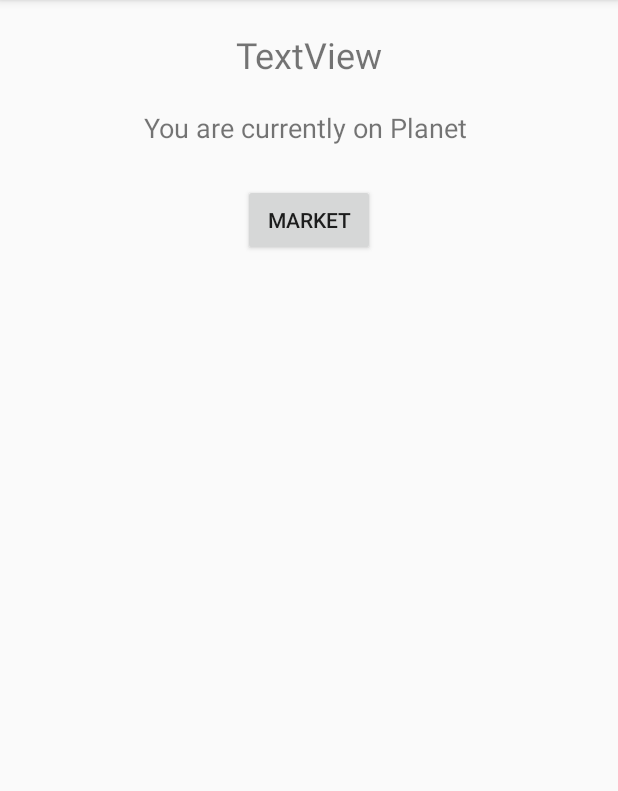
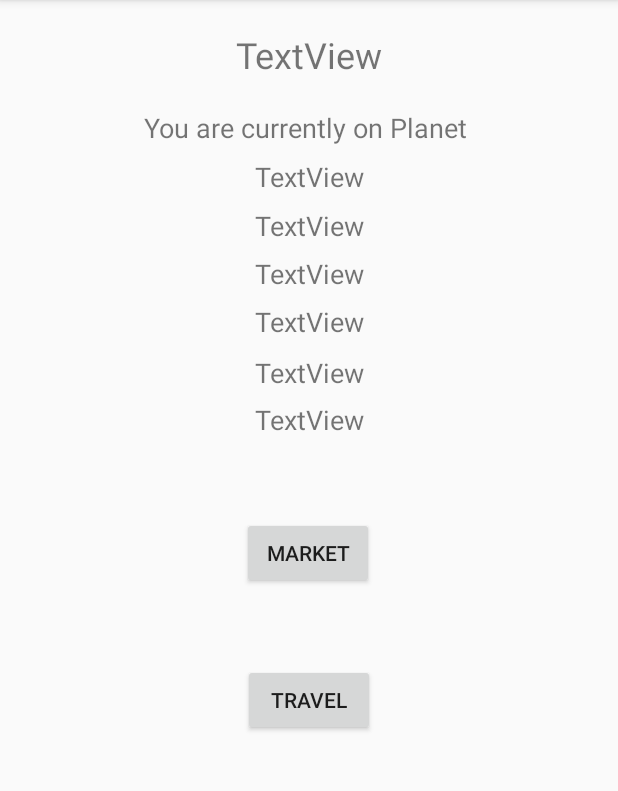
Before and after one commit to Team-72B-OneNine-Android/M5, an Android app: the HomeScreenActivity screen opened directly, with no data from a screen before it, on a phone screen of 412 x 824 dp, the part 84-875 px from its top. Run offline under Robolectric (Android 15) with nearby library versions, the phone set to English and light mode, and no system bars; 8 statements that could not run were skipped.

Commit message:
Finished most of M8

```diff
--- a/SpaceTrader/app/src/main/AndroidManifest.xml
+++ b/SpaceTrader/app/src/main/AndroidManifest.xml
@@ -9,7 +9,8 @@
         android:roundIcon="@mipmap/ic_launcher_round"
         android:supportsRtl="true"
         android:theme="@style/AppTheme">
-        <activity android:name=".View.TradeGoodsActivity"></activity>
+        <activity android:name=".View.SpaceStationActivity"></activity>
+        <activity android:name=".View.TradeGoodsActivity" />
         <activity android:name=".View.MarketPlaceActivity" />
         <activity android:name=".View.HomeScreenActivity" />
         <activity android:name=".View.LaunchScreenActivity" />
--- a/SpaceTrader/app/src/main/java/onenine/android/View/ConfigurationActivity.java
+++ b/SpaceTrader/app/src/main/java/onenine/android/View/ConfigurationActivity.java
@@ -7,7 +7,6 @@ import android.support.v7.app.AppCompatActivity;
 import android.view.View;
 import android.widget.ArrayAdapter;
 import android.widget.Button;
-import android.widget.EditText;
 import android.widget.Spinner;
 import android.widget.TextView;
 
@@ -17,7 +16,6 @@ import onenine.android.ViewModel.ConfigurationActivityViewModel;
 
 public class ConfigurationActivity extends AppCompatActivity {
 
-    public static final String EXTRA_MESSAGE = "onenine.android.MESSAGE";
 
 
     private ConfigurationActivityViewModel vm;
--- a/SpaceTrader/app/src/main/java/onenine/android/View/HomeScreenActivity.java
+++ b/SpaceTrader/app/src/main/java/onenine/android/View/HomeScreenActivity.java
@@ -4,7 +4,6 @@ import android.arch.lifecycle.ViewModelProviders;
 import android.content.Intent;
 import android.support.v7.app.AppCompatActivity;
 import android.os.Bundle;
-import android.widget.Button;
 import android.widget.TextView;
 
 import onenine.android.R;
@@ -14,8 +13,15 @@ import android.view.View;
 public class HomeScreenActivity extends AppCompatActivity {
 
     private HomeScreenActivityViewModel vm;
+    TextView currentPlayer;
     TextView currentPlanet;
-    TextView currentPlayer;
+    TextView currentTechLevel;
+    TextView currentResourceType;
+    TextView currentLocation;
+    TextView currentShip;
+    TextView currentFuel;
+    TextView currentCargo;
+
 
     @Override
     protected void onCreate(Bundle savedInstanceState) {
@@ -31,7 +37,31 @@ public class HomeScreenActivity extends AppCompatActivity {
 
         //get current planet
         currentPlanet = findViewById(R.id.youAreOn);
-        currentPlanet.setText("You are currently on Planet " + vm.getGame().getCurrentPlanet().getType());
+        currentPlanet.setText("You are currently on planet " + vm.getGame().getCurrentPlanet().getType());
+
+        //gets coordinates that player is currently at in universe
+        currentTechLevel = findViewById(R.id.currentTechLevel);
+        currentTechLevel.setText("Tech Level: " + vm.getGame().getCurrentPlanet().getTechLevel().toString());
+
+        //gets coordinates that player is currently at in universe
+        currentResourceType = findViewById(R.id.currentResourceType);
+        currentResourceType.setText("Resource Type: " + vm.getGame().getCurrentPlanet().getResources());
+
+        //gets coordinates that player is currently at in universe
+        currentLocation = findViewById(R.id.currentLocation);
+        currentLocation.setText("Current Location in Universe: " + vm.getGame().getCurrentPlanet().coordinatesPretty());
+
+        //gets player ship type
+        currentShip = findViewById(R.id.currentShip);
+        currentShip.setText("Current Ship Type: " + vm.getGame().getPlayer().getShip().getShipType().toString());
+
+        //gets amount of fuel that player has left
+        currentFuel = findViewById(R.id.currentFuel);
+        currentFuel.setText("Fuel Remaining: " + Integer.toString(vm.getGame().getPlayer().getShip().getShipFuel()) + "%");
+
+        //gets current cargo that player has in ship
+        currentCargo = findViewById(R.id.currentCargo);
+        currentCargo.setText("Current Cargo in Ship: " + vm.getGame().getPlayer().getShip().currentGoods());
 
     }
 
@@ -39,4 +69,9 @@ public class HomeScreenActivity extends AppCompatActivity {
         Intent market = new Intent(this, MarketPlaceActivity.class);
         startActivity(market);
     }
+
+    public void onTravelButtonPressed(View view) {
+        Intent spaceStation = new Intent(this, SpaceStationActivity.class);
+        startActivity(spaceStation);
+    }
 }
--- a/SpaceTrader/app/src/main/res/layout/activity_home_screen.xml
+++ b/SpaceTrader/app/src/main/res/layout/activity_home_screen.xml
@@ -40,20 +40,126 @@
         app:layout_constraintStart_toStartOf="parent"
         app:layout_constraintTop_toBottomOf="@+id/welcomeUser" />
 
+    <TextView
+        android:id="@+id/currentTechLevel"
+        android:layout_width="wrap_content"
+        android:layout_height="wrap_content"
+        android:layout_marginStart="8dp"
+        android:layout_marginLeft="8dp"
+        android:layout_marginTop="8dp"
+        android:layout_marginEnd="8dp"
+        android:layout_marginRight="8dp"
+        android:text="TextView"
+        android:textSize="18sp"
+        app:layout_constraintEnd_toEndOf="parent"
+        app:layout_constraintStart_toStartOf="parent"
+        app:layout_constraintTop_toBottomOf="@+id/youAreOn" />
+
+    <TextView
+        android:id="@+id/currentResourceType"
+        android:layout_width="wrap_content"
+        android:layout_height="24dp"
+        android:layout_marginStart="8dp"
+        android:layout_marginLeft="8dp"
+        android:layout_marginTop="8dp"
+        android:layout_marginEnd="8dp"
+        android:layout_marginRight="8dp"
+        android:text="TextView"
+        android:textSize="18sp"
+        app:layout_constraintEnd_toEndOf="parent"
+        app:layout_constraintStart_toStartOf="parent"
+        app:layout_constraintTop_toBottomOf="@+id/currentTechLevel" />
+
+    <TextView
+        android:id="@+id/currentLocation"
+        android:layout_width="wrap_content"
+        android:layout_height="24dp"
+        android:layout_marginStart="8dp"
+        android:layout_marginLeft="8dp"
+        android:layout_marginTop="8dp"
+        android:layout_marginEnd="8dp"
+        android:layout_marginRight="8dp"
+        android:text="TextView"
+        android:textSize="18sp"
+        app:layout_constraintEnd_toEndOf="parent"
+        app:layout_constraintStart_toStartOf="parent"
+        app:layout_constraintTop_toBottomOf="@+id/currentResourceType" />
+
+    <TextView
+        android:id="@+id/currentShip"
+        android:layout_width="wrap_content"
+        android:layout_height="26dp"
+        android:layout_marginStart="8dp"
+        android:layout_marginLeft="8dp"
+        android:layout_marginTop="8dp"
+        android:layout_marginEnd="8dp"
+        android:layout_marginRight="8dp"
+        android:text="TextView"
+        android:textSize="18sp"
+        app:layout_constraintEnd_toEndOf="parent"
+        app:layout_constraintStart_toStartOf="parent"
+        app:layout_constraintTop_toBottomOf="@+id/currentLocation" />
+
+    <TextView
+        android:id="@+id/currentFuel"
+        android:layout_width="wrap_content"
+        android:layout_height="23dp"
+        android:layout_marginStart="8dp"
+        android:layout_marginLeft="8dp"
+        android:layout_marginTop="8dp"
+        android:layout_marginEnd="8dp"
+        android:layout_marginRight="8dp"
+        android:text="TextView"
+        android:textSize="18sp"
+        app:layout_constraintEnd_toEndOf="parent"
+        app:layout_constraintStart_toStartOf="parent"
+        app:layout_constraintTop_toBottomOf="@+id/currentShip" />
+
+    <TextView
+        android:id="@+id/currentCargo"
+        android:layout_width="wrap_content"
+        android:layout_height="27dp"
+        android:layout_marginStart="8dp"
+        android:layout_marginLeft="8dp"
+        android:layout_marginTop="8dp"
+        android:layout_marginEnd="8dp"
+        android:layout_marginRight="8dp"
+        android:text="TextView"
+        android:textSize="18sp"
+        app:layout_constraintEnd_toEndOf="parent"
+        app:layout_constraintStart_toStartOf="parent"
+        app:layout_constraintTop_toBottomOf="@+id/currentFuel" />
+
     <Button
         android:id="@+id/marketButton"
         android:layout_width="wrap_content"
         android:layout_height="wrap_content"
-        android:onClick="onMarketButtonPressed"
         android:layout_marginStart="8dp"
         android:layout_marginLeft="8dp"
-        android:layout_marginTop="25dp"
+        android:layout_marginTop="50dp"
         android:layout_marginEnd="8dp"
         android:layout_marginRight="8dp"
+        android:onClick="onMarketButtonPressed"
         android:text="Market"
         app:layout_constraintEnd_toEndOf="parent"
+        app:layout_constraintHorizontal_bias="0.498"
         app:layout_constraintStart_toStartOf="parent"
-        app:layout_constraintTop_toBottomOf="@+id/youAreOn" />
+        app:layout_constraintTop_toBottomOf="@+id/currentCargo" />
+
+    <Button
+        android:id="@+id/travelButton"
+        android:layout_width="wrap_content"
+        android:layout_height="wrap_content"
+        android:layout_marginStart="8dp"
+        android:layout_marginLeft="8dp"
+        android:layout_marginTop="50dp"
+        android:layout_marginEnd="8dp"
+        android:layout_marginRight="8dp"
+        android:onClick="onTravelButtonPressed"
+        android:text="Travel"
+        app:layout_constraintEnd_toEndOf="parent"
+        app:layout_constraintStart_toStartOf="parent"
+        app:layout_constraintTop_toBottomOf="@+id/marketButton" />
 
 
 </android.support.constraint.ConstraintLayout>
```
Also changed, not shown: SpaceTrader/app/src/main/java/onenine/android/Model/Planet.java (+7 -0 lines), SpaceTrader/app/src/main/java/onenine/android/Model/Ship.java (+9 -0 lines), SpaceTrader/app/src/main/java/onenine/android/View/SpaceStationActivity.java (added, +162 -0 lines), SpaceTrader/app/src/main/java/onenine/android/ViewModel/SpaceStationActivityViewModel.java (added, +18 -0 lines), SpaceTrader/app/src/main/res/layout/activity_space_station.xml (added, +221 -0 lines).
